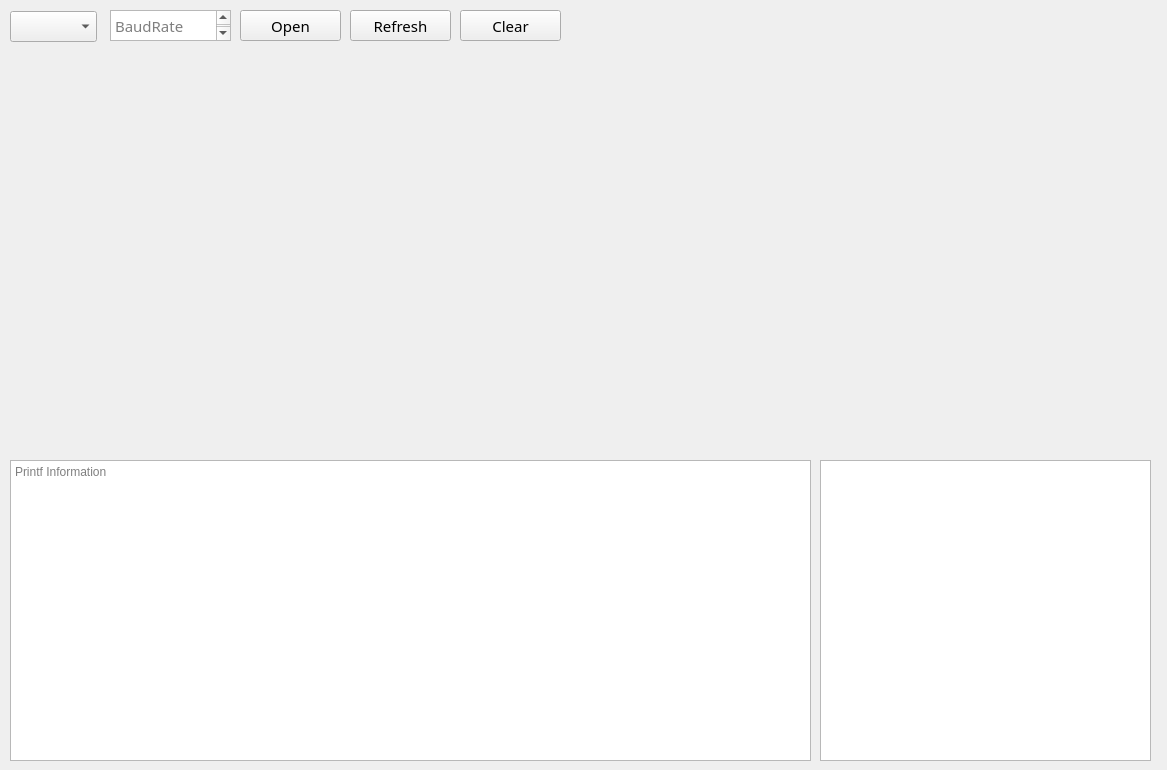
Qt form tools/form/mainwindow.ui (ZhuYanzhen1/MM32_CLion) before a commit.
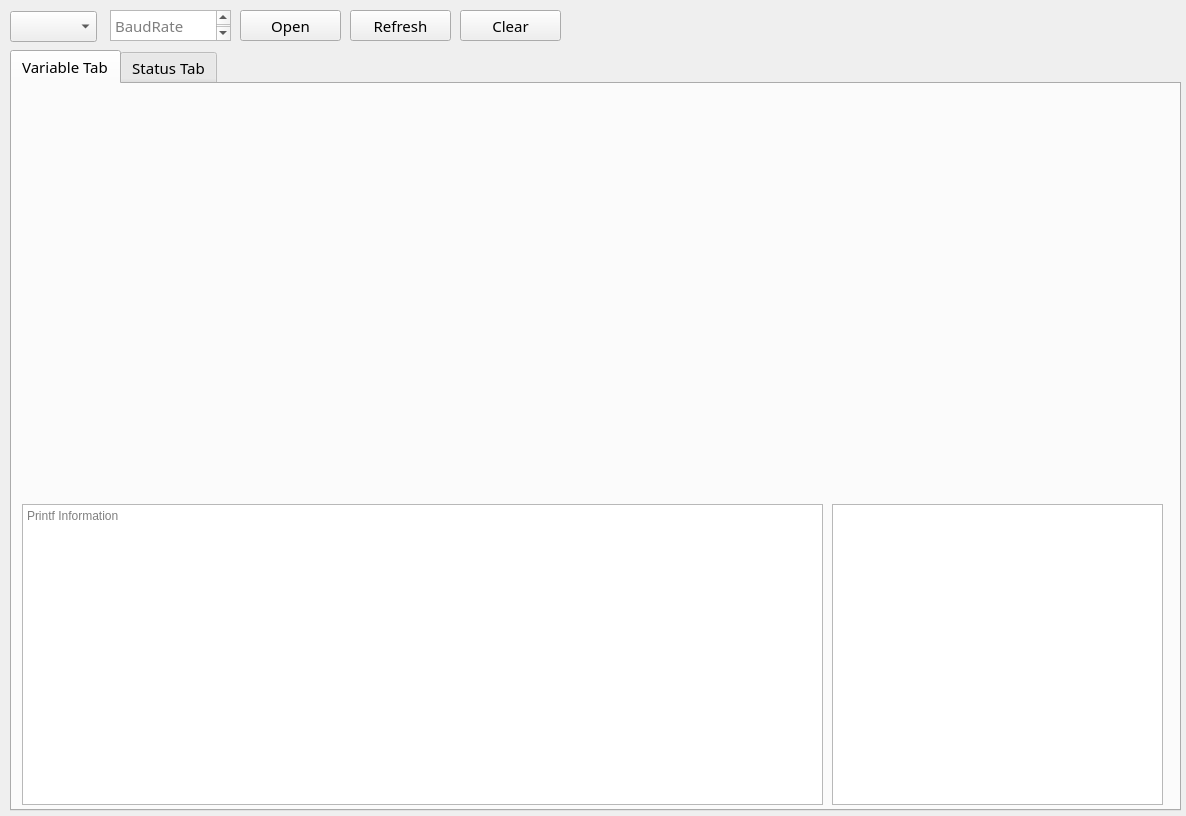
The same form after that commit. The open tabs and pages were chosen to show the change. Custom widgets are drawn as their Qt base class.

Commit message: Add a compass widget to the monitor tool's interface.

Patch:
```diff
--- a/tools/form/mainwindow.ui
+++ b/tools/form/mainwindow.ui
@@ -6,8 +6,8 @@
    <rect>
     <x>0</x>
     <y>0</y>
-    <width>1167</width>
-    <height>770</height>
+    <width>1186</width>
+    <height>816</height>
    </rect>
   </property>
   <property name="font">
@@ -77,6 +77,45 @@
      <string>Refresh</string>
     </property>
    </widget>
+   <widget class="QPushButton" name="clear_btn">
+    <property name="geometry">
+     <rect>
+      <x>460</x>
+      <y>10</y>
+      <width>101</width>
+      <height>31</height>
+     </rect>
+    </property>
+    <property name="text">
+     <string>Clear</string>
+    </property>
+   </widget>
+   <widget class="QTabWidget" name="tabWidget">
+    <property name="geometry">
+     <rect>
+      <x>10</x>
+      <y>50</y>
+      <width>1171</width>
+      <height>761</height>
+     </rect>
+    </property>
+    <property name="currentIndex">
+     <number>1</number>
+    </property>
+    <widget class="QWidget" name="variable_tab">
+     <attribute name="title">
+      <string>Variable Tab</string>
+     </attribute>
+     <widget class="QCustomPlot" name="custom_plot" native="true">
+      <property name="geometry">
+       <rect>
+        <x>10</x>
+        <y>10</y>
+        <width>1141</width>
+        <height>401</height>
+       </rect>
+      </property>
+     </widget>
    <widget class="QTextBrowser" name="debug_info_txt">
     <property name="enabled">
      <bool>true</bool>
@@ -84,7 +123,7 @@
     <property name="geometry">
      <rect>
       <x>10</x>
-      <y>460</y>
+        <y>420</y>
       <width>801</width>
       <height>301</height>
      </rect>
@@ -109,7 +148,7 @@
     <property name="geometry">
      <rect>
       <x>820</x>
-      <y>460</y>
+        <y>420</y>
       <width>331</width>
       <height>301</height>
      </rect>
@@ -121,28 +160,22 @@
      <bool>false</bool>
     </attribute>
    </widget>
-   <widget class="QCustomPlot" name="custom_plot" native="true">
-    <property name="geometry">
-     <rect>
-      <x>10</x>
-      <y>50</y>
-      <width>1141</width>
-      <height>401</height>
-     </rect>
-    </property>
-   </widget>
-   <widget class="QPushButton" name="clear_btn">
+    </widget>
+    <widget class="QWidget" name="status_tab">
+     <attribute name="title">
+      <string>Status Tab</string>
+     </attribute>
+     <widget class="Compass" name="compass_widget" native="true">
     <property name="geometry">
      <rect>
-      <x>460</x>
-      <y>10</y>
-      <width>101</width>
-      <height>31</height>
-     </rect>
-    </property>
-    <property name="text">
-     <string>Clear</string>
-    </property>
+        <x>820</x>
+        <y>40</y>
+        <width>301</width>
+        <height>281</height>
+       </rect>
+      </property>
+     </widget>
+    </widget>
    </widget>
   </widget>
  </widget>
@@ -153,6 +186,12 @@
    <header>qcustomplot.h</header>
    <container>1</container>
   </customwidget>
+  <customwidget>
+   <class>Compass</class>
+   <extends>QWidget</extends>
+   <header>compass.h</header>
+   <container>1</container>
+  </customwidget>
  </customwidgets>
  <resources/>
  <connections/>
```
Lines whose indentation alone changed are shown as unchanged. The commit also changes 5 other files.
